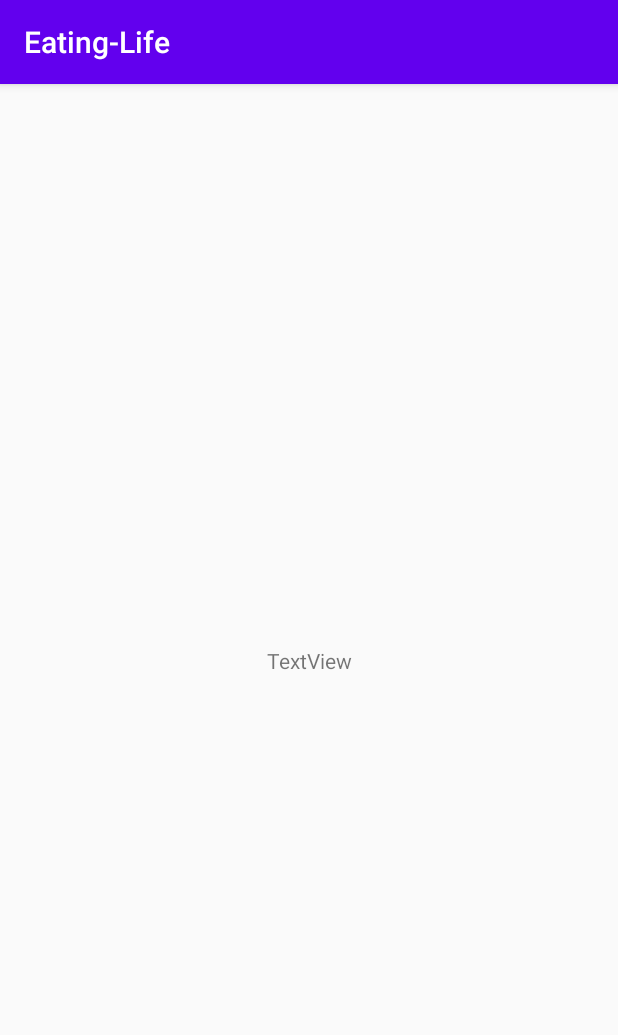
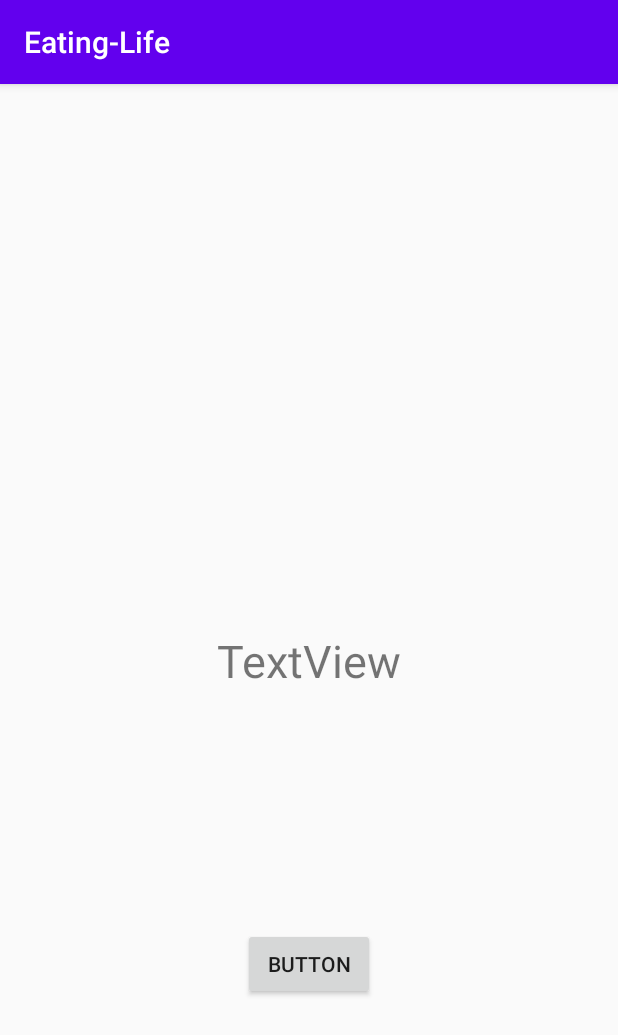
Before and after one commit to sjeong12/eating_life, an Android app: the screen it shows after launch (MainActivity), on a phone screen of 412 x 824 dp. Shown: the top 1035 px of the screen. Run offline under Robolectric (Android 15) with nearby library versions, the phone set to English and light mode, and no system bars.

Commit message:
choose random menu. show result using textView.

```diff
--- a/app/src/main/java/com/example/eating_life/MainActivity.kt
+++ b/app/src/main/java/com/example/eating_life/MainActivity.kt
@@ -3,16 +3,29 @@ package com.example.eating_life
 import android.content.Intent
 import android.net.Uri
 import android.os.Bundle
+import android.widget.TextView
 import androidx.appcompat.app.AppCompatActivity
+import kotlinx.android.synthetic.main.activity_main.*
+import java.util.*
 
 class MainActivity : AppCompatActivity() {
     override fun onCreate(savedInstanceState: Bundle?) {
         super.onCreate(savedInstanceState)
         setContentView(R.layout.activity_main)
 
-        val url = "kakaomap://search?q=맛집&p=37.537229,127.005515";
+        val menu_array = arrayOf("치킨", "피자", "파스타", "자장면", "짬뽕", "뼈해장국", "순대국밥", "회덮밥")
+        val random = Random()
 
-        val intent = Intent(Intent.ACTION_VIEW, Uri.parse(url));
+        button.setOnClickListener {
+            val num = random.nextInt(menu_array.size)
+            val menu = menu_array.get(num)
+            textView.setText(menu)
+        }
+        /*
+        val url = "kakaomap://search?q=맛집&p=37.537229,127.005515"
+
+        val intent = Intent(Intent.ACTION_VIEW, Uri.parse(url))
         startActivity(intent);
+        */
     }
 }
--- a/app/src/main/res/layout/activity_main.xml
+++ b/app/src/main/res/layout/activity_main.xml
@@ -11,8 +11,19 @@
         android:layout_width="wrap_content"
         android:layout_height="wrap_content"
         android:text="TextView"
+        android:textSize="30sp"
         app:layout_constraintBottom_toBottomOf="parent"
         app:layout_constraintEnd_toEndOf="parent"
         app:layout_constraintStart_toStartOf="parent"
         app:layout_constraintTop_toTopOf="parent" />
+
+    <Button
+        android:id="@+id/button"
+        android:layout_width="wrap_content"
+        android:layout_height="wrap_content"
+        android:text="Button"
+        app:layout_constraintBottom_toBottomOf="parent"
+        app:layout_constraintEnd_toEndOf="parent"
+        app:layout_constraintStart_toStartOf="parent"
+        app:layout_constraintTop_toBottomOf="@+id/textView" />
 </androidx.constraintlayout.widget.ConstraintLayout>
```
